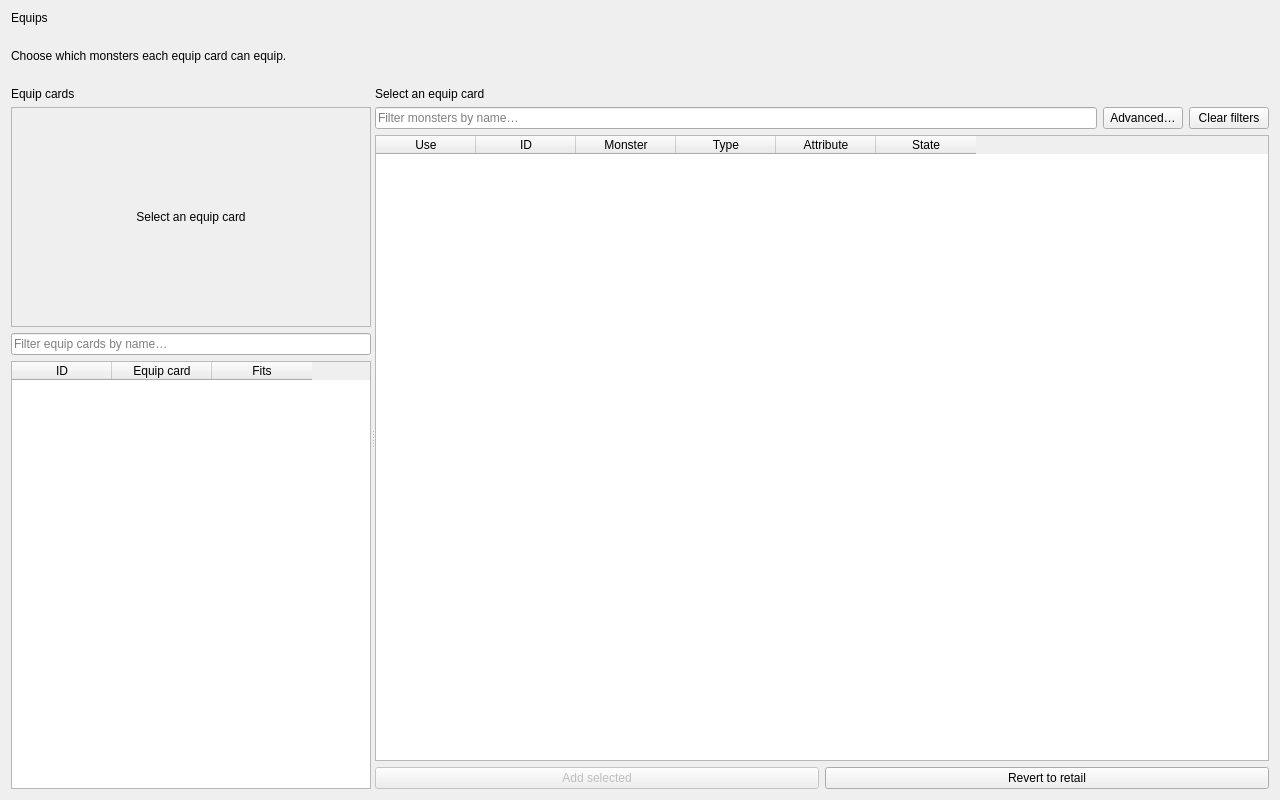
This is tools/pc/fm_editor/ui/equips_page.ui in yamyi/YGOFM-DecompRecomp as Qt 5 draws it before an edit. The edited form follows.
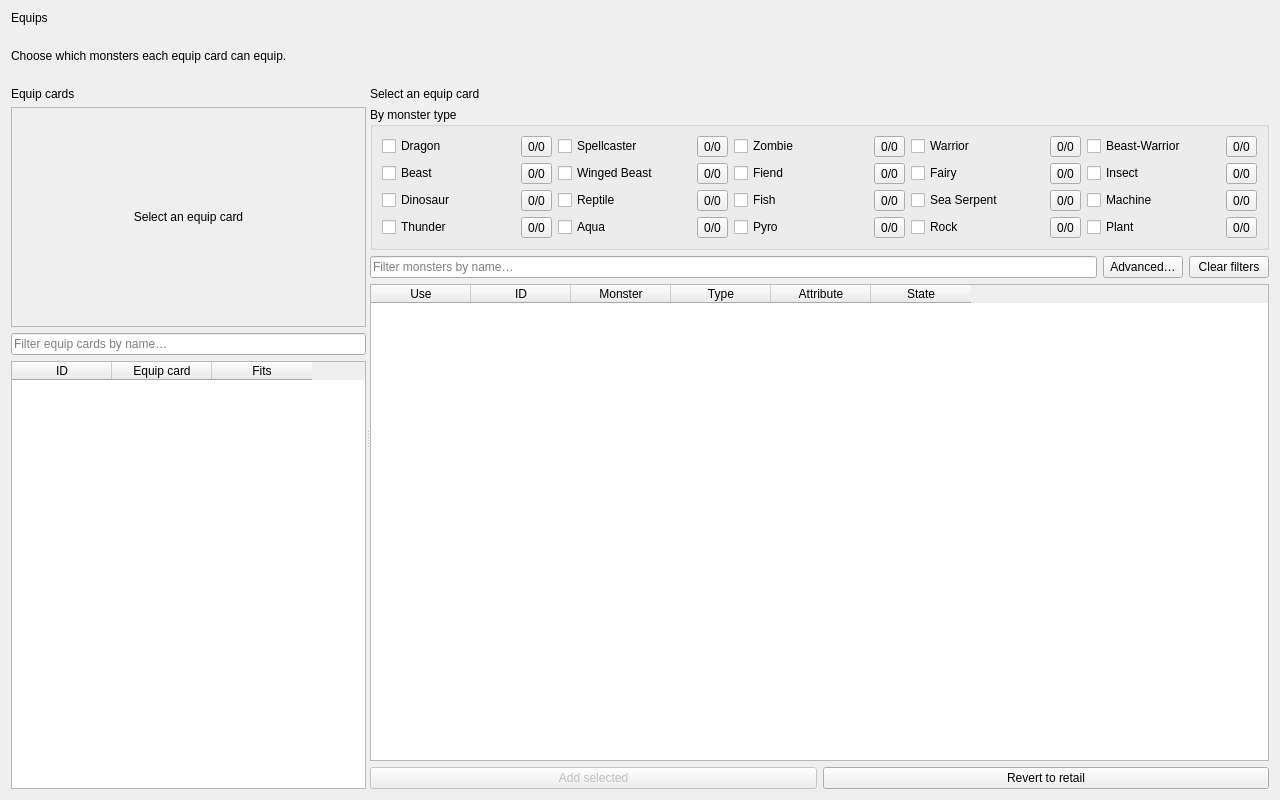
This is the edited form.

Commit message: Complete PySide Equips type targeting parity

Patch:
```diff
--- a/tools/pc/fm_editor/ui/equips_page.ui
+++ b/tools/pc/fm_editor/ui/equips_page.ui
@@ -137,6 +137,154 @@
          </property>
         </widget>
        </item>
+       <item>
+        <widget class="QGroupBox" name="equipTypeTargetsGroup">
+         <property name="title"><string>By monster type</string></property>
+         <property name="toolTip"><string>Tick to allow every monster of a type. A partial tick means only some are eligible; click its count to filter the table.</string></property>
+         <layout class="QGridLayout" name="equipTypeTargetsLayout">
+          <item row="0" column="0">
+           <layout class="QHBoxLayout" name="equipTypeCell0">
+            <property name="spacing"><number>3</number></property>
+            <item><widget class="QCheckBox" name="equipTypeToggle0"><property name="text"><string>Dragon</string></property><property name="tristate"><bool>true</bool></property></widget></item>
+            <item><widget class="QToolButton" name="equipTypeCount0"><property name="text"><string>0/0</string></property><property name="toolTip"><string>Show only Dragon monsters</string></property></widget></item>
+           </layout>
+          </item>
+          <item row="0" column="1">
+           <layout class="QHBoxLayout" name="equipTypeCell1">
+            <property name="spacing"><number>3</number></property>
+            <item><widget class="QCheckBox" name="equipTypeToggle1"><property name="text"><string>Spellcaster</string></property><property name="tristate"><bool>true</bool></property></widget></item>
+            <item><widget class="QToolButton" name="equipTypeCount1"><property name="text"><string>0/0</string></property><property name="toolTip"><string>Show only Spellcaster monsters</string></property></widget></item>
+           </layout>
+          </item>
+          <item row="0" column="2">
+           <layout class="QHBoxLayout" name="equipTypeCell2">
+            <property name="spacing"><number>3</number></property>
+            <item><widget class="QCheckBox" name="equipTypeToggle2"><property name="text"><string>Zombie</string></property><property name="tristate"><bool>true</bool></property></widget></item>
+            <item><widget class="QToolButton" name="equipTypeCount2"><property name="text"><string>0/0</string></property><property name="toolTip"><string>Show only Zombie monsters</string></property></widget></item>
+           </layout>
+          </item>
+          <item row="0" column="3">
+           <layout class="QHBoxLayout" name="equipTypeCell3">
+            <property name="spacing"><number>3</number></property>
+            <item><widget class="QCheckBox" name="equipTypeToggle3"><property name="text"><string>Warrior</string></property><property name="tristate"><bool>true</bool></property></widget></item>
+            <item><widget class="QToolButton" name="equipTypeCount3"><property name="text"><string>0/0</string></property><property name="toolTip"><string>Show only Warrior monsters</string></property></widget></item>
+           </layout>
+          </item>
+          <item row="0" column="4">
+           <layout class="QHBoxLayout" name="equipTypeCell4">
+            <property name="spacing"><number>3</number></property>
+            <item><widget class="QCheckBox" name="equipTypeToggle4"><property name="text"><string>Beast-Warrior</string></property><property name="tristate"><bool>true</bool></property></widget></item>
+            <item><widget class="QToolButton" name="equipTypeCount4"><property name="text"><string>0/0</string></property><property name="toolTip"><string>Show only Beast-Warrior monsters</string></property></widget></item>
+           </layout>
+          </item>
+          <item row="1" column="0">
+           <layout class="QHBoxLayout" name="equipTypeCell5">
+            <property name="spacing"><number>3</number></property>
+            <item><widget class="QCheckBox" name="equipTypeToggle5"><property name="text"><string>Beast</string></property><property name="tristate"><bool>true</bool></property></widget></item>
+            <item><widget class="QToolButton" name="equipTypeCount5"><property name="text"><string>0/0</string></property><property name="toolTip"><string>Show only Beast monsters</string></property></widget></item>
+           </layout>
+          </item>
+          <item row="1" column="1">
+           <layout class="QHBoxLayout" name="equipTypeCell6">
+            <property name="spacing"><number>3</number></property>
+            <item><widget class="QCheckBox" name="equipTypeToggle6"><property name="text"><string>Winged Beast</string></property><property name="tristate"><bool>true</bool></property></widget></item>
+            <item><widget class="QToolButton" name="equipTypeCount6"><property name="text"><string>0/0</string></property><property name="toolTip"><string>Show only Winged Beast monsters</string></property></widget></item>
+           </layout>
+          </item>
+          <item row="1" column="2">
+           <layout class="QHBoxLayout" name="equipTypeCell7">
+            <property name="spacing"><number>3</number></property>
+            <item><widget class="QCheckBox" name="equipTypeToggle7"><property name="text"><string>Fiend</string></property><property name="tristate"><bool>true</bool></property></widget></item>
+            <item><widget class="QToolButton" name="equipTypeCount7"><property name="text"><string>0/0</string></property><property name="toolTip"><string>Show only Fiend monsters</string></property></widget></item>
+           </layout>
+          </item>
+          <item row="1" column="3">
+           <layout class="QHBoxLayout" name="equipTypeCell8">
+            <property name="spacing"><number>3</number></property>
+            <item><widget class="QCheckBox" name="equipTypeToggle8"><property name="text"><string>Fairy</string></property><property name="tristate"><bool>true</bool></property></widget></item>
+            <item><widget class="QToolButton" name="equipTypeCount8"><property name="text"><string>0/0</string></property><property name="toolTip"><string>Show only Fairy monsters</string></property></widget></item>
+           </layout>
+          </item>
+          <item row="1" column="4">
+           <layout class="QHBoxLayout" name="equipTypeCell9">
+            <property name="spacing"><number>3</number></property>
+            <item><widget class="QCheckBox" name="equipTypeToggle9"><property name="text"><string>Insect</string></property><property name="tristate"><bool>true</bool></property></widget></item>
+            <item><widget class="QToolButton" name="equipTypeCount9"><property name="text"><string>0/0</string></property><property name="toolTip"><string>Show only Insect monsters</string></property></widget></item>
+           </layout>
+          </item>
+          <item row="2" column="0">
+           <layout class="QHBoxLayout" name="equipTypeCell10">
+            <property name="spacing"><number>3</number></property>
+            <item><widget class="QCheckBox" name="equipTypeToggle10"><property name="text"><string>Dinosaur</string></property><property name="tristate"><bool>true</bool></property></widget></item>
+            <item><widget class="QToolButton" name="equipTypeCount10"><property name="text"><string>0/0</string></property><property name="toolTip"><string>Show only Dinosaur monsters</string></property></widget></item>
+           </layout>
+          </item>
+          <item row="2" column="1">
+           <layout class="QHBoxLayout" name="equipTypeCell11">
+            <property name="spacing"><number>3</number></property>
+            <item><widget class="QCheckBox" name="equipTypeToggle11"><property name="text"><string>Reptile</string></property><property name="tristate"><bool>true</bool></property></widget></item>
+            <item><widget class="QToolButton" name="equipTypeCount11"><property name="text"><string>0/0</string></property><property name="toolTip"><string>Show only Reptile monsters</string></property></widget></item>
+           </layout>
+          </item>
+          <item row="2" column="2">
+           <layout class="QHBoxLayout" name="equipTypeCell12">
+            <property name="spacing"><number>3</number></property>
+            <item><widget class="QCheckBox" name="equipTypeToggle12"><property name="text"><string>Fish</string></property><property name="tristate"><bool>true</bool></property></widget></item>
+            <item><widget class="QToolButton" name="equipTypeCount12"><property name="text"><string>0/0</string></property><property name="toolTip"><string>Show only Fish monsters</string></property></widget></item>
+           </layout>
+          </item>
+          <item row="2" column="3">
+           <layout class="QHBoxLayout" name="equipTypeCell13">
+            <property name="spacing"><number>3</number></property>
+            <item><widget class="QCheckBox" name="equipTypeToggle13"><property name="text"><string>Sea Serpent</string></property><property name="tristate"><bool>true</bool></property></widget></item>
+            <item><widget class="QToolButton" name="equipTypeCount13"><property name="text"><string>0/0</string></property><property name="toolTip"><string>Show only Sea Serpent monsters</string></property></widget></item>
+           </layout>
+          </item>
+          <item row="2" column="4">
+           <layout class="QHBoxLayout" name="equipTypeCell14">
+            <property name="spacing"><number>3</number></property>
+            <item><widget class="QCheckBox" name="equipTypeToggle14"><property name="text"><string>Machine</string></property><property name="tristate"><bool>true</bool></property></widget></item>
+            <item><widget class="QToolButton" name="equipTypeCount14"><property name="text"><string>0/0</string></property><property name="toolTip"><string>Show only Machine monsters</string></property></widget></item>
+           </layout>
+          </item>
+          <item row="3" column="0">
+           <layout class="QHBoxLayout" name="equipTypeCell15">
+            <property name="spacing"><number>3</number></property>
+            <item><widget class="QCheckBox" name="equipTypeToggle15"><property name="text"><string>Thunder</string></property><property name="tristate"><bool>true</bool></property></widget></item>
+            <item><widget class="QToolButton" name="equipTypeCount15"><property name="text"><string>0/0</string></property><property name="toolTip"><string>Show only Thunder monsters</string></property></widget></item>
+           </layout>
+          </item>
+          <item row="3" column="1">
+           <layout class="QHBoxLayout" name="equipTypeCell16">
+            <property name="spacing"><number>3</number></property>
+            <item><widget class="QCheckBox" name="equipTypeToggle16"><property name="text"><string>Aqua</string></property><property name="tristate"><bool>true</bool></property></widget></item>
+            <item><widget class="QToolButton" name="equipTypeCount16"><property name="text"><string>0/0</string></property><property name="toolTip"><string>Show only Aqua monsters</string></property></widget></item>
+           </layout>
+          </item>
+          <item row="3" column="2">
+           <layout class="QHBoxLayout" name="equipTypeCell17">
+            <property name="spacing"><number>3</number></property>
+            <item><widget class="QCheckBox" name="equipTypeToggle17"><property name="text"><string>Pyro</string></property><property name="tristate"><bool>true</bool></property></widget></item>
+            <item><widget class="QToolButton" name="equipTypeCount17"><property name="text"><string>0/0</string></property><property name="toolTip"><string>Show only Pyro monsters</string></property></widget></item>
+           </layout>
+          </item>
+          <item row="3" column="3">
+           <layout class="QHBoxLayout" name="equipTypeCell18">
+            <property name="spacing"><number>3</number></property>
+            <item><widget class="QCheckBox" name="equipTypeToggle18"><property name="text"><string>Rock</string></property><property name="tristate"><bool>true</bool></property></widget></item>
+            <item><widget class="QToolButton" name="equipTypeCount18"><property name="text"><string>0/0</string></property><property name="toolTip"><string>Show only Rock monsters</string></property></widget></item>
+           </layout>
+          </item>
+          <item row="3" column="4">
+           <layout class="QHBoxLayout" name="equipTypeCell19">
+            <property name="spacing"><number>3</number></property>
+            <item><widget class="QCheckBox" name="equipTypeToggle19"><property name="text"><string>Plant</string></property><property name="tristate"><bool>true</bool></property></widget></item>
+            <item><widget class="QToolButton" name="equipTypeCount19"><property name="text"><string>0/0</string></property><property name="toolTip"><string>Show only Plant monsters</string></property></widget></item>
+           </layout>
+          </item>
+         </layout>
+        </widget>
+       </item>
        <item>
         <layout class="QHBoxLayout" name="equipMonsterFilterLayout">
          <item>
```
Left out of the diff: 40 changed lines with no effect on the pictures. The commit also changes 2 other files.
